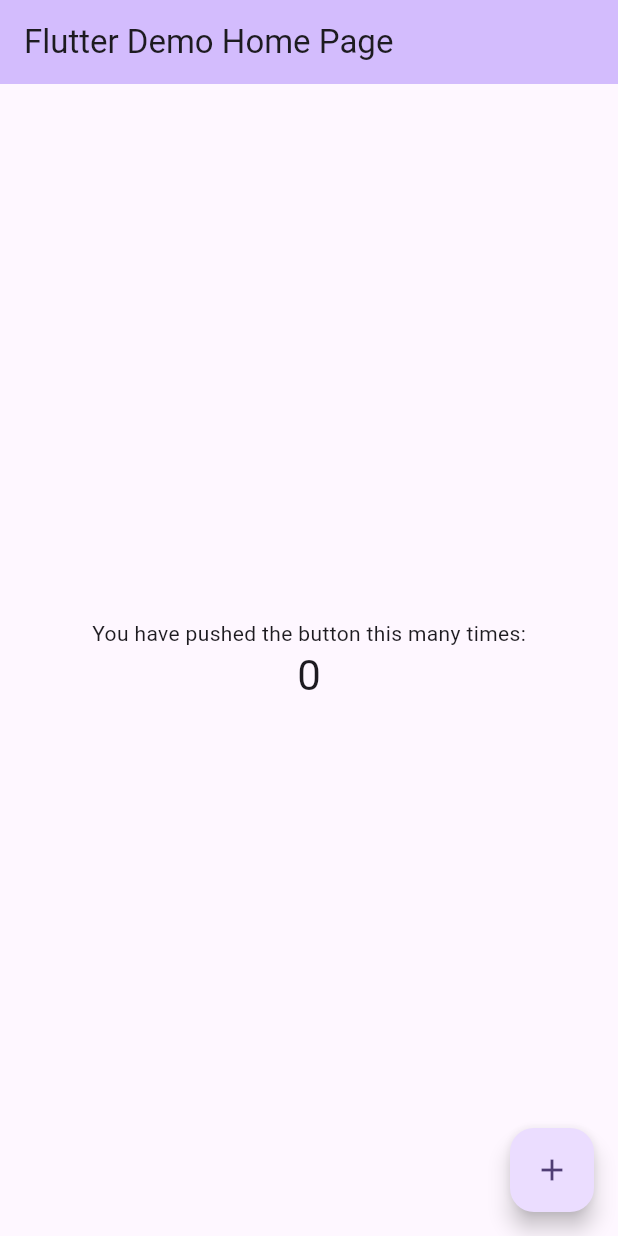
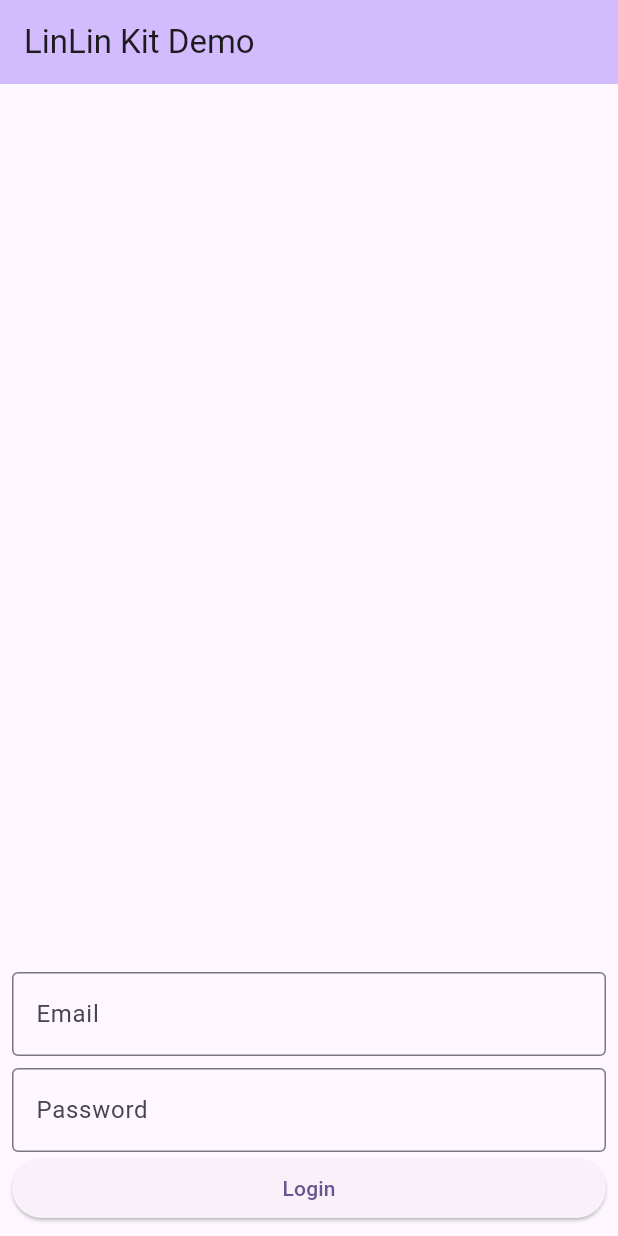
Before and after one commit to siubie/linlin_kit, a Flutter app: the screen it shows after launch, on a phone screen of 412 x 824 dp. Run offline on Flutter 3.47's test engine with Material 3 defaults, Android fonts, the light colour scheme and no system bars; our stand-ins replace bloc, dio, equatable, flutter_bloc, pretty_dio_logger.

Commit message:
Add login functionality with BLoC pattern and UI enhancements

```diff
--- /dev/null
+++ b/lib/bloc/login/login_bloc.dart
@@ -0,0 +1,13 @@
+import 'package:bloc/bloc.dart';
+import 'package:equatable/equatable.dart';
+
+part 'login_event.dart';
+part 'login_state.dart';
+
+class LoginBloc extends Bloc<LoginEvent, LoginState> {
+  LoginBloc() : super(LoginInitial()) {
+    on<LoginEvent>((event, emit) {
+      // TODO: implement event handler
+    });
+  }
+}
--- a/lib/main.dart
+++ b/lib/main.dart
@@ -1,7 +1,20 @@
 import 'package:flutter/material.dart';
+import 'package:flutter_bloc/flutter_bloc.dart';
+import 'package:linlin_kit/bloc/login/login_bloc.dart';
+import 'package:linlin_kit/core/observer/simple_bloc_observer.dart';
 
 void main() {
-  runApp(const MyApp());
+  Bloc.observer = SimpleBlocObserver();
+  runApp(
+    MultiBlocProvider(
+      providers: [
+        BlocProvider<LoginBloc>(
+          create: (context) => LoginBloc(),
+        ),
+      ],
+      child: MyApp(),
+    ),
+  );
 }
 
 class MyApp extends StatelessWidget {
@@ -11,11 +24,12 @@ class MyApp extends StatelessWidget {
   Widget build(BuildContext context) {
     return MaterialApp(
       title: 'Flutter Demo',
+      debugShowCheckedModeBanner: false,
       theme: ThemeData(
         colorScheme: ColorScheme.fromSeed(seedColor: Colors.deepPurple),
         useMaterial3: true,
       ),
-      home: const MyHomePage(title: 'Flutter Demo Home Page'),
+      home: const MyHomePage(title: 'LinLin Kit Demo'),
     );
   }
 }
@@ -30,14 +44,6 @@ class MyHomePage extends StatefulWidget {
 }
 
 class _MyHomePageState extends State<MyHomePage> {
-  int _counter = 0;
-
-  void _incrementCounter() {
-    setState(() {
-      _counter++;
-    });
-  }
-
   @override
   Widget build(BuildContext context) {
     return Scaffold(
@@ -45,25 +51,42 @@ class _MyHomePageState extends State<MyHomePage> {
         backgroundColor: Theme.of(context).colorScheme.inversePrimary,
         title: Text(widget.title),
       ),
-      body: Center(
+      body: Padding(
+        padding: const EdgeInsets.all(8.0),
         child: Column(
-          mainAxisAlignment: MainAxisAlignment.center,
-          children: <Widget>[
-            const Text(
-              'You have pushed the button this many times:',
+          mainAxisAlignment: MainAxisAlignment.end,
+          children: [
+            //add email input field
+            TextField(
+              decoration: InputDecoration(
+                hintText: 'Email',
+                border: OutlineInputBorder(),
+              ),
             ),
-            Text(
-              '$_counter',
-              style: Theme.of(context).textTheme.headlineMedium,
+            SizedBox(height: 8),
+            //add password input field
+            TextField(
+              decoration: InputDecoration(
+                hintText: 'Password',
+                border: OutlineInputBorder(),
+              ),
+            ),
+            //add login button
+            Row(
+              children: [
+                Expanded(
+                  child: ElevatedButton(
+                    onPressed: () {
+                      //add login logic
+                    },
+                    child: Text('Login'),
+                  ),
+                ),
+              ],
             ),
           ],
         ),
       ),
-      floatingActionButton: FloatingActionButton(
-        onPressed: _incrementCounter,
-        tooltip: 'Increment',
-        child: const Icon(Icons.add),
-      ),
     );
   }
 }
```
Also changed, not shown: lib/bloc/login/login_event.dart (added, +8 -0 lines), lib/bloc/login/login_state.dart (added, +10 -0 lines), lib/core/observer/simple_bloc_observer.dart (added, +15 -0 lines).
